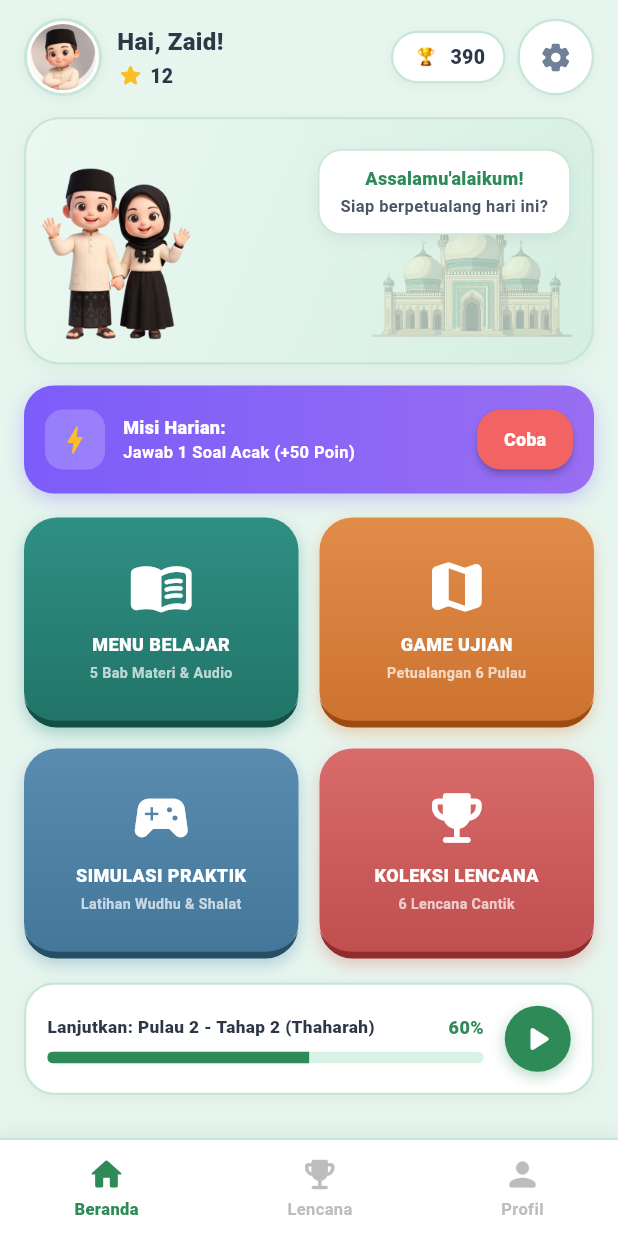
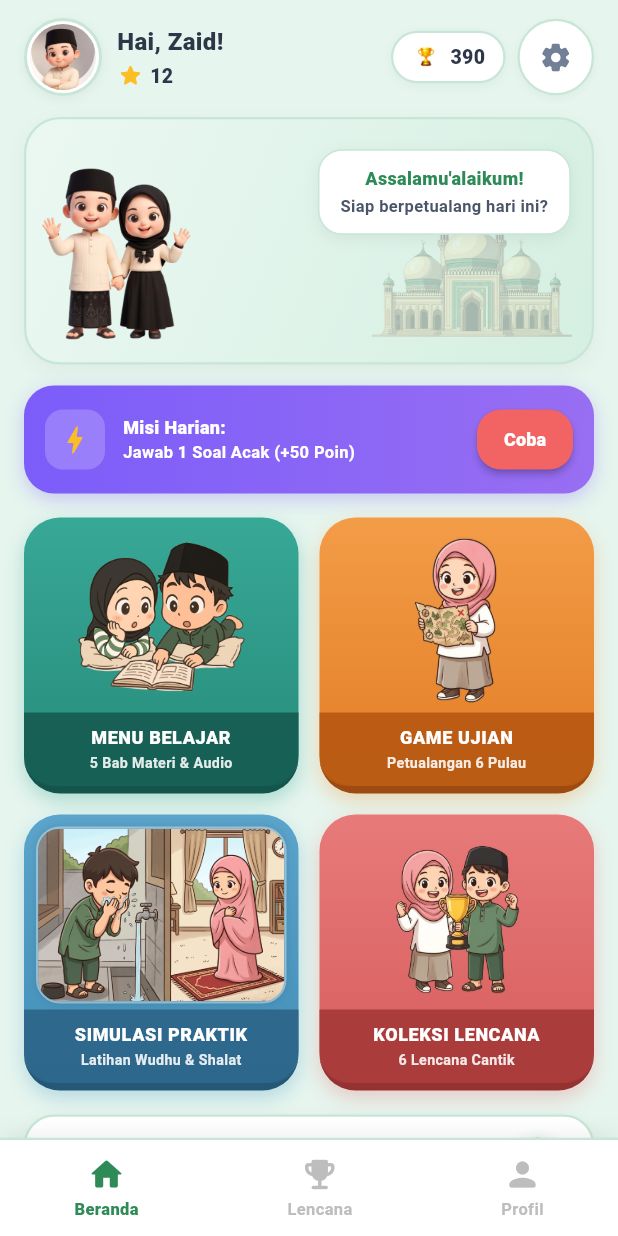
Before and after one commit to desymh/kids, a Flutter app: the HomeScreen screen opened by its route, on a phone screen of 412 x 824 dp. Run offline on Flutter 3.47's test engine with Material 3 defaults, Android fonts, the phone set to English and light mode, and no system bars; our stand-ins replace flutter_tts, shared_preferences; accounts and stored records are empty.

Commit message:
penambahan icon/memperbaiki tampilan

```diff
--- a/lib/screens/home_screen.dart
+++ b/lib/screens/home_screen.dart
@@ -650,14 +650,15 @@ class _HomeContent extends StatelessWidget {
           ),
           const SizedBox(height: 16),
 
-          // 4. Grid 2x2 Menu Utama (3D Game Style Button)
+          // 4. Grid 2x2 Menu Utama dengan Karakter Santri Besar (Sesuai Desain Blueprint)
           Row(
             children: [
               Expanded(
                 child: _GameMenuCard(
-                  gradient: const [Color(0xFF2F8F83), Color(0xFF217367)],
-                  borderBottomColor: const Color(0xFF144F46),
-                  icon: Icons.menu_book_rounded,
+                  gradient: const [Color(0xFF38A896), Color(0xFF268A7A)],
+                  borderBottomColor: const Color(0xFF14544A),
+                  bannerColor: const Color(0xFF165C52),
+                  imageAsset: 'assets/images/icon_belajar.png',
                   title: 'MENU BELAJAR',
                   subtitle: '5 Bab Materi & Audio',
                   onTap: onBelajarTap,
@@ -666,9 +667,10 @@ class _HomeContent extends StatelessWidget {
               const SizedBox(width: 14),
               Expanded(
                 child: _GameMenuCard(
-                  gradient: const [Color(0xFFE28C4A), Color(0xFFCC722F)],
+                  gradient: const [Color(0xFFF39C48), Color(0xFFE27C24)],
                   borderBottomColor: const Color(0xFF9E4B11),
-                  icon: Icons.map_rounded,
+                  bannerColor: const Color(0xFFB85912),
+                  imageAsset: 'assets/images/icon_game.png',
                   title: 'GAME UJIAN',
                   subtitle: 'Petualangan 6 Pulau',
                   onTap: onPetaTap,
@@ -681,9 +683,10 @@ class _HomeContent extends StatelessWidget {
             children: [
               Expanded(
                 child: _GameMenuCard(
-                  gradient: const [Color(0xFF5A8BB0), Color(0xFF437699)],
-                  borderBottomColor: const Color(0xFF254F65),
-                  icon: Icons.sports_esports_rounded,
+                  gradient: const [Color(0xFF5BA4CB), Color(0xFF428EB7)],
+                  borderBottomColor: const Color(0xFF255877),
+                  bannerColor: const Color(0xFF2C6488),
+                  imageAsset: 'assets/images/icon_wudhu_sholat.jpeg',
                   title: 'SIMULASI PRAKTIK',
                   subtitle: 'Latihan Wudhu & Shalat',
                   onTap: onSimulasiTap,
@@ -692,9 +695,10 @@ class _HomeContent extends StatelessWidget {
               const SizedBox(width: 14),
               Expanded(
                 child: _GameMenuCard(
-                  gradient: const [Color(0xFFD96B6B), Color(0xFFBF4E4E)],
-                  borderBottomColor: const Color(0xFF8F2D2D),
-                  icon: Icons.emoji_events_rounded,
+                  gradient: const [Color(0xFFE87A7A), Color(0xFFD65C5C)],
+                  borderBottomColor: const Color(0xFF943232),
+                  bannerColor: const Color(0xFFA63939),
+                  imageAsset: 'assets/images/icon_pencapaian.png',
                   title: 'KOLEKSI LENCANA',
                   subtitle: '6 Lencana Cantik',
                   onTap: onLencanaTap,
@@ -795,7 +799,8 @@ class _HomeContent extends StatelessWidget {
 class _GameMenuCard extends StatelessWidget {
   final List<Color> gradient;
   final Color borderBottomColor;
-  final IconData icon;
+  final Color bannerColor;
+  final String imageAsset;
   final String title;
   final String subtitle;
   final VoidCallback onTap;
@@ -803,7 +808,8 @@ class _GameMenuCard extends StatelessWidget {
   const _GameMenuCard({
     required this.gradient,
     required this.borderBottomColor,
-    required this.icon,
+    required this.bannerColor,
+    required this.imageAsset,
     required this.title,
     required this.subtitle,
     required this.onTap,
@@ -811,33 +817,84 @@ class _GameMenuCard extends StatelessWidget {
 
   @override
   Widget build(BuildContext context) {
+    final isJpeg = imageAsset.endsWith('.jpeg') || imageAsset.endsWith('.jpg');
+
     return InkWell(
       onTap: onTap,
-      borderRadius: BorderRadius.circular(22),
+      borderRadius: BorderRadius.circular(24),
       child: Container(
-        height: 140,
+        height: 184,
         decoration: BoxDecoration(
           gradient: LinearGradient(
             colors: gradient,
             begin: Alignment.topCenter,
             end: Alignment.bottomCenter,
           ),
-          borderRadius: BorderRadius.circular(22),
-          border: Border(bottom: BorderSide(color: borderBottomColor, width: 4.5)),
+          borderRadius: BorderRadius.circular(24),
+          border: Border(bottom: BorderSide(color: borderBottomColor, width: 5)),
           boxShadow: [
             BoxShadow(
               color: gradient[0].withOpacity(0.35),
-              blurRadius: 8,
-              offset: const Offset(0, 4),
+              blurRadius: 10,
+              offset: const Offset(0, 5),
             ),
           ],
         ),
-        padding: const EdgeInsets.symmetric(horizontal: 12, vertical: 14),
         child: Column(
-          mainAxisAlignment: MainAxisAlignment.center,
           children: [
-            Icon(icon, size: 44, color: Colors.white),
-            const SizedBox(height: 8),
+            // Area Karakter Besar (Mengisi penuh bagian atas kartu sesuai Blueprint)
+            Expanded(
+              child: Padding(
+                padding: const EdgeInsets.fromLTRB(8, 8, 8, 4),
+                child: Center(
+                  child: isJpeg
+                      ? Container(
+                          width: double.infinity,
+                          decoration: BoxDecoration(
+                            borderRadius: BorderRadius.circular(16),
+                            border: Border.all(
+                              color: Colors.white.withOpacity(0.4),
+                              width: 1.5,
+                            ),
+                            boxShadow: [
+                              BoxShadow(
+                                color: Colors.black.withOpacity(0.1),
+                                blurRadius: 4,
+                              ),
+                            ],
+                          ),
+                          child: ClipRRect(
+                            borderRadius: BorderRadius.circular(14),
+                            child: Image.asset(
+                              imageAsset,
+                              fit: BoxFit.cover,
+                            ),
+                          ),
+                        )
+                      : Image.asset(
+                          imageAsset,
+                          fit: BoxFit.contain,
+                          width: double.infinity,
+                          errorBuilder: (_, __, ___) => const Icon(
+                            Icons.image_rounded,
+                            size: 48,
+                            color: Colors.white,
+                          ),
+                        ),
+                ),
+              ),
+            ),
+            // Banner Judul Melengkung di Bagian Bawah
+            Container(
+              width: double.infinity,
+              padding: const EdgeInsets.symmetric(horizontal: 8, vertical: 8),
+              decoration: BoxDecoration(
+                color: bannerColor.withOpacity(0.92),
+                borderRadius: const BorderRadius.vertical(bottom: Radius.circular(19)),
+              ),
+              child: Column(
+                mainAxisSize: MainAxisSize.min,
+                children: [
                   Text(
                     title,
                     textAlign: TextAlign.center,
@@ -845,17 +902,24 @@ class _GameMenuCard extends StatelessWidget {
                       fontSize: 12,
                       fontWeight: FontWeight.w900,
                       color: Colors.white,
-                letterSpacing: 0.3,
+                      letterSpacing: 0.4,
                     ),
+                    maxLines: 1,
+                    overflow: TextOverflow.ellipsis,
                   ),
-            const SizedBox(height: 4),
+                  const SizedBox(height: 2),
                   Text(
                     subtitle,
                     textAlign: TextAlign.center,
-              style: const TextStyle(
+                    style: TextStyle(
                       fontSize: 9.5,
-                fontWeight: FontWeight.w600,
-                color: Colors.white70,
+                      fontWeight: FontWeight.w700,
+                      color: Colors.white.withOpacity(0.88),
+                    ),
+                    maxLines: 1,
+                    overflow: TextOverflow.ellipsis,
+                  ),
+                ],
               ),
             ),
           ],
```
Also changed, not shown: assets/images/icon_belajar.png (added), assets/images/icon_game.png (added), assets/images/icon_pencapaian.png (added), assets/images/icon_wudhu_sholat.jpeg (added), assets/images/icon_wudhu_sholat_cropped.png (added), assets/images/pulau_1_islam.png (added), assets/images/pulau_2_thaharah.png (added), assets/images/pulau_3_shalat.png (added), assets/images/pulau_4_puasa.png (added), assets/images/pulau_5_adab.png (added), assets/images/pulau_6_istana.png (added). Lines whose indentation alone changed are shown as unchanged.
